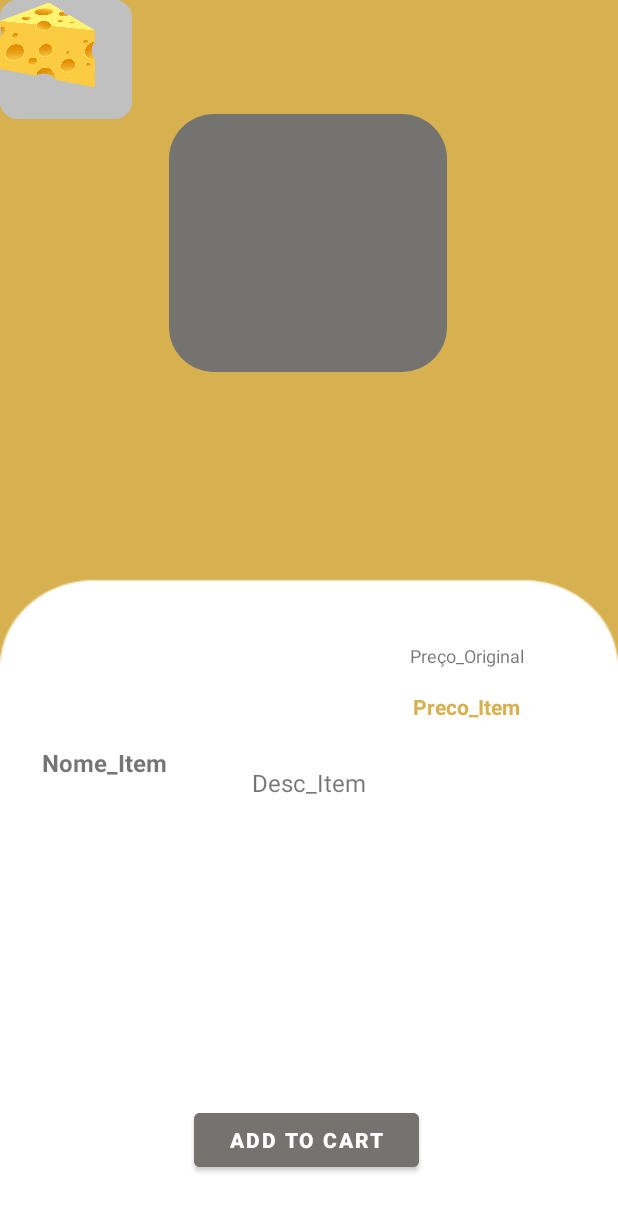
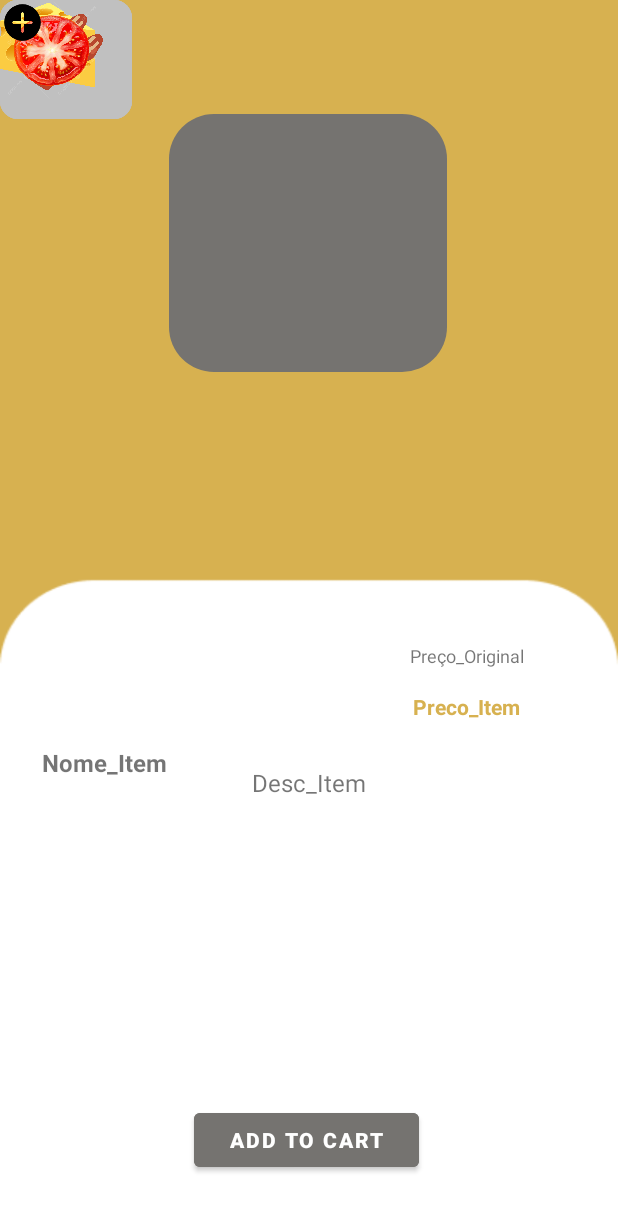
Before and after one commit to carlosalvaro98/onrequest1, an Android app: the MenuDetailsActivity screen opened directly, with no data from a screen before it, on a phone screen of 412 x 824 dp. Shown: the top 1211 px of the screen. Run offline under Robolectric (Android 15) with nearby library versions, the phone set to English and light mode, and no system bars; our stand-ins replace Room's generated code; pictures from the network do not load; 1 statement that could not run was skipped.

Commit message:
refact onclick food_items

```diff
--- a/app/src/main/res/layout/onclick.xml
+++ b/app/src/main/res/layout/onclick.xml
@@ -6,6 +6,33 @@
     android:layout_width="match_parent"
     android:layout_height="match_parent"
     android:background="@drawable/bg_yellow">
+
+    <ImageView
+        android:id="@+id/imageView27"
+        android:layout_width="wrap_content"
+        android:layout_height="wrap_content"
+        android:translationZ="6dp"
+        app:srcCompat="@drawable/icons8_plus"
+        tools:layout_editor_absoluteX="350dp"
+        tools:layout_editor_absoluteY="570dp" />
+
+    <ImageView
+        android:id="@+id/imageView25"
+        android:layout_width="wrap_content"
+        android:layout_height="wrap_content"
+        android:translationZ="6dp"
+        app:srcCompat="@drawable/icons8_plus"
+        tools:layout_editor_absoluteX="227dp"
+        tools:layout_editor_absoluteY="570dp" />
+
+    <ImageView
+        android:id="@+id/imageView23"
+        android:layout_width="wrap_content"
+        android:layout_height="wrap_content"
+        app:srcCompat="@drawable/icons8_plus"
+        tools:layout_editor_absoluteX="99dp"
+        android:translationZ="6dp"
+        tools:layout_editor_absoluteY="570dp" />
 
     <ImageView
         android:id="@+id/button10"
@@ -139,4 +166,20 @@
         tools:layout_editor_absoluteX="48dp"
         tools:layout_editor_absoluteY="517dp" />
 
+    <ImageView
+        android:id="@+id/imageView24"
+        android:layout_width="80dp"
+        android:layout_height="68dp"
+        app:srcCompat="@drawable/appetizing_smoked_bacon_file_free_png"
+        tools:layout_editor_absoluteX="166dp"
+        tools:layout_editor_absoluteY="515dp" />
+
+    <ImageView
+        android:id="@+id/imageView26"
+        android:layout_width="69dp"
+        android:layout_height="67dp"
+        app:srcCompat="@drawable/pngtree_tomato_fruit_slice_png_image_13149469"
+        tools:layout_editor_absoluteX="297dp"
+        tools:layout_editor_absoluteY="515dp" />
+
 </androidx.constraintlayout.widget.ConstraintLayout>
```
Also changed, not shown: app/src/main/res/drawable/appetizing_smoked_bacon_file_free_png.png (added), app/src/main/res/drawable/pngtree_tomato_fruit_slice_png_image_13149469.png (added).
